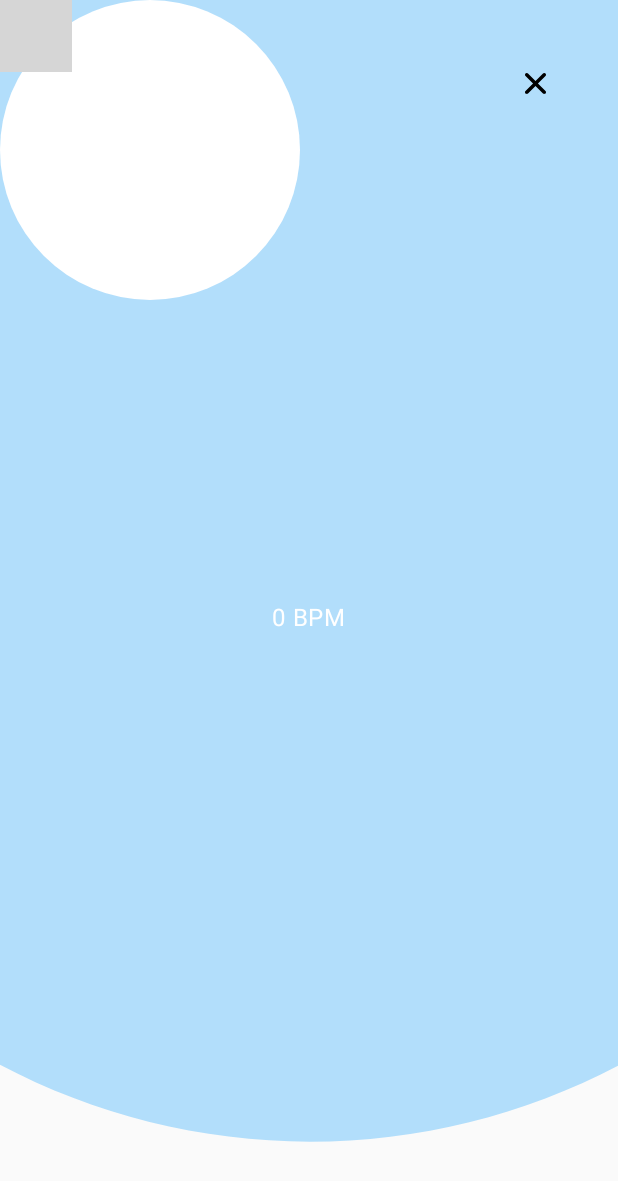
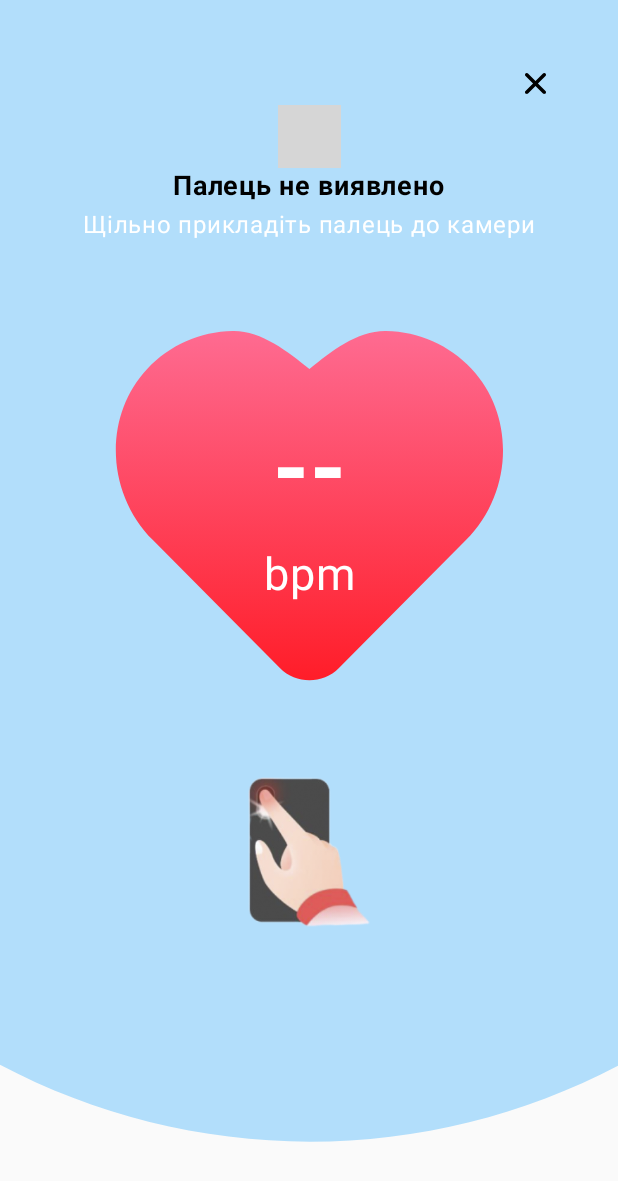
Before and after one commit to shevsan/HeartRateTestApp, an Android app built with Jetpack Compose: the measurement screen opened through its navigation route, on a phone screen of 412 x 824 dp. Shown: the top 1181 px of the screen. Run offline under Robolectric (Android 15) with nearby library versions, the phone set to English and light mode, and no system bars; our stand-ins replace Dagger/Hilt's generated code; libraries missing offline, so code that uses them is left out: androidx.camera.core, androidx.camera.view; 5 statements that could not run were skipped; grey boxes are pictures that could not be loaded.

Commit message:
Fixed all ui

```diff
--- a/app/src/main/java/ua/oshevchuk/heartratetestapp/ui/navigation/Navigation.kt
+++ b/app/src/main/java/ua/oshevchuk/heartratetestapp/ui/navigation/Navigation.kt
@@ -27,7 +27,6 @@ fun Navigation() {
                 popUpToInclusive(SplashScreen.route)
             }
         })
-
         GeneralScreen.get(navGraphBuilder = this,
             onHistoryClicked = {
                 navController.navigate(HistoryScreen.route)
--- a/app/src/main/java/ua/oshevchuk/heartratetestapp/ui/screens/measurement/HeartRateViewModel.kt
+++ b/app/src/main/java/ua/oshevchuk/heartratetestapp/ui/screens/measurement/HeartRateViewModel.kt
@@ -21,18 +21,20 @@ class HeartRateViewModel @Inject constructor(): ViewModel() {
     private var beats = 0.0
     private var startTime: Long = 0
 
-    private val _shouldProcess: MutableStateFlow<Boolean> = MutableStateFlow(true)
-    val shouldProcess = _shouldProcess.asStateFlow()
+    private val _isFingerCorrectlyPlacedState: MutableStateFlow<Boolean> = MutableStateFlow(false)
+    val isFingerCorrectlyPlacedState = _isFingerCorrectlyPlacedState.asStateFlow()
 
     private val _beatsPerMin: MutableStateFlow<Int> = MutableStateFlow(0)
     val beatsPerMin = _beatsPerMin.asStateFlow()
 
     fun processImageData(width: Int, height: Int, byteBuffer: ByteBuffer?) {
         val imgAvg = imageProcessing.decodeYUV420SPtoRedAvg(width, height, byteBuffer)
-        if (imgAvg > 90) {
-            _shouldProcess.value = false
+        if (imgAvg > 80) {
+            _isFingerCorrectlyPlacedState.value = false
             _beatsPerMin.value = 0
             return
+        }else{
+            _isFingerCorrectlyPlacedState.value = true
         }
 
         var averageArrayAvg = 0
@@ -55,6 +57,7 @@ class HeartRateViewModel @Inject constructor(): ViewModel() {
             newType = Type.GREEN
         }
 
+
         if (averageIndex == averageArraySize) averageIndex = 0
         averageArray[averageIndex] = imgAvg
         averageIndex++
@@ -72,7 +75,7 @@ class HeartRateViewModel @Inject constructor(): ViewModel() {
             if (dpm < 30 || dpm > 180) {
                 startTime = System.currentTimeMillis()
                 beats = 0.0
-                _shouldProcess.value = false
+                _isFingerCorrectlyPlacedState.value = false
                 return
             }
 
@@ -92,6 +95,5 @@ class HeartRateViewModel @Inject constructor(): ViewModel() {
             startTime = System.currentTimeMillis()
             beats = 0.0
         }
-        _shouldProcess.value = false
     }
 }
--- a/app/src/main/java/ua/oshevchuk/heartratetestapp/ui/screens/measurement/MeasurementScreen.kt
+++ b/app/src/main/java/ua/oshevchuk/heartratetestapp/ui/screens/measurement/MeasurementScreen.kt
@@ -3,60 +3,53 @@
 package ua.oshevchuk.heartratetestapp.ui.screens.measurement
 
 import android.Manifest
-import android.content.Context
-import android.content.pm.PackageManager
-import android.util.Size
 import android.view.ViewGroup.LayoutParams.MATCH_PARENT
 import android.widget.LinearLayout
-import android.widget.Toast
-import androidx.camera.core.Camera
 import androidx.hilt.navigation.compose.hiltViewModel
 import androidx.camera.core.CameraSelector
-import androidx.camera.core.ImageAnalysis
-import androidx.camera.core.ImageCapture
-import androidx.camera.core.ImageProxy
-import androidx.camera.core.Preview
-import androidx.camera.lifecycle.ProcessCameraProvider
 import androidx.camera.view.CameraController
 import androidx.camera.view.LifecycleCameraController
 import androidx.camera.view.PreviewView
+import androidx.compose.animation.AnimatedVisibility
+import androidx.compose.foundation.BorderStroke
 import androidx.compose.foundation.Image
-import androidx.compose.foundation.background
+import androidx.compose.foundation.layout.Arrangement
 import androidx.compose.foundation.layout.Box
-import androidx.compose.foundation.layout.fillMaxSize
+import androidx.compose.foundation.layout.Column
+import androidx.compose.foundation.layout.Spacer
 import androidx.compose.foundation.layout.fillMaxWidth
+import androidx.compose.foundation.layout.height
 import androidx.compose.foundation.layout.padding
 import androidx.compose.foundation.layout.size
-import androidx.compose.foundation.layout.wrapContentSize
 import androidx.compose.foundation.shape.CircleShape
+import androidx.compose.material3.Card
 import androidx.compose.material3.Icon
 import androidx.compose.material3.IconButton
 import androidx.compose.material3.Text
 import androidx.compose.runtime.Composable
 import androidx.compose.runtime.LaunchedEffect
 import androidx.compose.runtime.MutableState
-import androidx.compose.runtime.collectAsState
-import androidx.compose.runtime.getValue
 import androidx.compose.runtime.mutableIntStateOf
 import androidx.compose.runtime.mutableStateOf
 import androidx.compose.runtime.remember
-import androidx.compose.runtime.setValue
 import androidx.compose.ui.Alignment
 import androidx.compose.ui.Modifier
 import androidx.compose.ui.graphics.Color
 import androidx.compose.ui.layout.ContentScale
 import androidx.compose.ui.platform.LocalContext
 import androidx.compose.ui.res.painterResource
+import androidx.compose.ui.res.stringResource
+import androidx.compose.ui.text.font.FontWeight
 import androidx.compose.ui.unit.dp
+import androidx.compose.ui.unit.sp
 import androidx.compose.ui.viewinterop.AndroidView
 import androidx.core.content.ContextCompat
-import androidx.lifecycle.LifecycleOwner
 import androidx.lifecycle.compose.LocalLifecycleOwner
 import com.google.accompanist.permissions.ExperimentalPermissionsApi
 import com.google.accompanist.permissions.isGranted
 import com.google.accompanist.permissions.rememberPermissionState
 import ua.oshevchuk.heartratetestapp.R
-import java.nio.ByteBuffer
+import ua.oshevchuk.heartratetestapp.ui.theme.Blue4C
 
 @OptIn(ExperimentalPermissionsApi::class)
 @Composable
@@ -64,12 +57,11 @@ fun MeasurementScreen(modifier: Modifier = Modifier, onBackClicked: () -> Unit)
     val heartRateViewModel: HeartRateViewModel = hiltViewModel()
     val heartRate = remember { mutableIntStateOf(0) }
     val cameraPermissionState = rememberPermissionState(Manifest.permission.CAMERA)
-    val context = LocalContext.current
+    val isFingerCorrectlyPlaced = remember { mutableStateOf(false) }
 
-    // Collecting the state flows
     LaunchedEffect(Unit) {
-        heartRateViewModel.shouldProcess.collect {
-
+        heartRateViewModel.isFingerCorrectlyPlacedState.collect {
+            isFingerCorrectlyPlaced.value = it
         }
     }
     LaunchedEffect(Unit) {
@@ -83,12 +75,29 @@ fun MeasurementScreen(modifier: Modifier = Modifier, onBackClicked: () -> Unit)
         }
     }
 
+    val context = LocalContext.current
+
+    val cameraController = remember {
+        LifecycleCameraController(context).apply {
+            setEnabledUseCases(CameraController.IMAGE_ANALYSIS)
+        }
+    }
+
+    cameraController.apply {
+        cameraSelector = CameraSelector.DEFAULT_BACK_CAMERA
+        setImageAnalysisAnalyzer(
+            ContextCompat.getMainExecutor(context),
+            HeartRateAnalyzer(heartRateViewModel)
+        )
+    }
+
+
     MeasurementScreenContent(
         modifier = modifier,
         onBackClicked = onBackClicked,
         heartRate = heartRate,
-        viewModel = heartRateViewModel,
-        context = context
+        cameraController = cameraController,
+        isFingerCorrectlyPlaced = isFingerCorrectlyPlaced
     )
 }
 
@@ -98,23 +107,11 @@ fun MeasurementScreenContent(
     modifier: Modifier = Modifier,
     onBackClicked: () -> Unit,
     heartRate: MutableState<Int>,
-    viewModel: HeartRateViewModel,
-    context: Context
+    cameraController: LifecycleCameraController,
+    isFingerCorrectlyPlaced: MutableState<Boolean>
 ) {
-    val cameraController = remember {
-        LifecycleCameraController(context).apply {
-            setEnabledUseCases(CameraController.IMAGE_ANALYSIS)
-        }
-    }
+    val lifecycleOwner = LocalLifecycleOwner.current
     cameraController.enableTorch(true)
-
-    cameraController.apply {
-        cameraSelector = CameraSelector.DEFAULT_BACK_CAMERA
-        setImageAnalysisAnalyzer(ContextCompat.getMainExecutor(context), HeartRateAnalyzer(viewModel))
-    }
-
-    val lifecycleOwner = LocalLifecycleOwner.current
-
     Box(modifier = modifier) {
         Image(
             modifier = Modifier.fillMaxWidth(),
@@ -122,11 +119,18 @@ fun MeasurementScreenContent(
             contentDescription = null,
             contentScale = ContentScale.FillWidth
         )
-
-        Box(
+        Column(
             modifier = Modifier
-                .size(200.dp)
-                .background(Color.White, CircleShape)
+                .fillMaxWidth()
+                .padding(vertical = 70.dp, horizontal = 31.dp)
+                .align(Alignment.TopCenter),
+            horizontalAlignment = Alignment.CenterHorizontally
+        ) {
+            Card(
+                shape = CircleShape,
+                modifier = Modifier
+                    .size(42.dp),
+                border = BorderStroke(2.dp, Blue4C)
             ) {
                 AndroidView(factory = { context ->
                     PreviewView(context).apply {
@@ -140,12 +144,64 @@ fun MeasurementScreenContent(
                     }
                 })
             }
+            AnimatedVisibility(!isFingerCorrectlyPlaced.value) {
+                Column(modifier = Modifier.fillMaxWidth(), horizontalAlignment = Alignment.CenterHorizontally) {
+                    Text(
+                        text = stringResource(id = R.string.finger_is_not_detected),
+                        color = Color.Black,
+                        fontSize = 18.sp,
+                        fontWeight = FontWeight.Bold
+                    )
+                    Spacer(modifier = Modifier.height(2.dp))
+                    Text(
+                        text = stringResource(id = R.string.finger_is_not_detected_desc),
+                        color = Color.White,
+                        fontSize = 16.sp
+                    )
+                }
 
+            }
+        }
+        Column(
+            modifier = Modifier
+                .fillMaxWidth()
+                .align(Alignment.Center), horizontalAlignment = Alignment.CenterHorizontally
+        ) {
+            Box(
+                modifier = Modifier
+                    .size(266.dp),
+                contentAlignment = Alignment.Center
+            ) {
+                Image(
+                    painter = painterResource(id = R.drawable.ic_measurement_heart),
+                    contentDescription = null
+                )
+                Column(horizontalAlignment = Alignment.CenterHorizontally, verticalArrangement = Arrangement.Bottom) {
                     Text(
-            text = "${heartRate.value} BPM",
+                        text = "${if (heartRate.value == 0) "--" else heartRate.value}",
                         color = Color.White,
-            modifier = Modifier.align(Alignment.Center)
+                        fontWeight = FontWeight.Bold,
+                        fontSize = 62.sp
                     )
+                    Spacer(modifier = Modifier.height(15.dp))
+                    Text(
+                        text = stringResource(id = R.string.bpm),
+                        color = Color.White,
+                        fontSize = 30.sp
+                    )
+                }
+            }
+
+            Spacer(modifier = Modifier.height(46.dp))
+            AnimatedVisibility(!isFingerCorrectlyPlaced.value) {
+                Image(
+                    painter = painterResource(id = R.drawable.ic_put_finger),
+                    contentDescription = null,
+                    modifier = Modifier.size(100.dp)
+                )
+            }
+        }
+
 
         IconButton(
             onClick = onBackClicked,
@@ -157,13 +213,3 @@ fun MeasurementScreenContent(
         }
     }
 }
-
-class HeartRateAnalyzer(
-    private val viewModel: HeartRateViewModel
-) : ImageAnalysis.Analyzer {
-    override fun analyze(image: ImageProxy) {
-        val buffer: ByteBuffer = image.planes[0].buffer
-        viewModel.processImageData(image.width, image.height, buffer)
-        image.close()
-    }
-}
--- a/app/src/main/java/ua/oshevchuk/heartratetestapp/ui/theme/Color.kt
+++ b/app/src/main/java/ua/oshevchuk/heartratetestapp/ui/theme/Color.kt
@@ -11,4 +11,5 @@ val PurpleGrey40 = Color(0xFF625b71)
 val Pink40 = Color(0xFF7D5260)
 
 val BlueB2 = Color(0xFFB2DEFB)
+val Blue4C = Color(0xFF4CB8FF)
 val RedFF = Color(0xFFFF6B6B)
--- a/app/src/main/res/values/strings.xml
+++ b/app/src/main/res/values/strings.xml
@@ -11,4 +11,7 @@
     <string name="history">Історія</string>
     <string name="first_test">Виконайте своє перше\nвимірювання!</string>
     <string name="clear_history">Очистити історію</string>
+    <string name="finger_is_not_detected">Палець не виявлено</string>
+    <string name="finger_is_not_detected_desc">Щільно прикладіть палець до камери</string>
+    <string name="bpm">bpm</string>
 </resources>
```
Also changed, not shown: app/src/main/java/ua/oshevchuk/heartratetestapp/ui/screens/general/GeneralScreen.kt (+9 -9 lines), app/src/main/java/ua/oshevchuk/heartratetestapp/ui/screens/history/HistoryScreen.kt (+8 -5 lines), app/src/main/java/ua/oshevchuk/heartratetestapp/ui/screens/measurement/HeartRateAnalyzer.kt (added, +15 -0 lines), app/src/main/java/ua/oshevchuk/heartratetestapp/ui/screens/onboarding/advices/AdviceOnboardingScreen.kt (+9 -1 lines), app/src/main/java/ua/oshevchuk/heartratetestapp/ui/screens/onboarding/notifications/NotificationsOnboardingScreen.kt (+8 -2 lines), app/src/main/java/ua/oshevchuk/heartratetestapp/ui/screens/onboarding/tracker/TrackerOnboardingScreen.kt (+9 -1 lines), app/src/main/java/ua/oshevchuk/heartratetestapp/ui/screens/splash/SplashScreen.kt (+9 -6 lines). Lines whose indentation alone changed are shown as unchanged.
